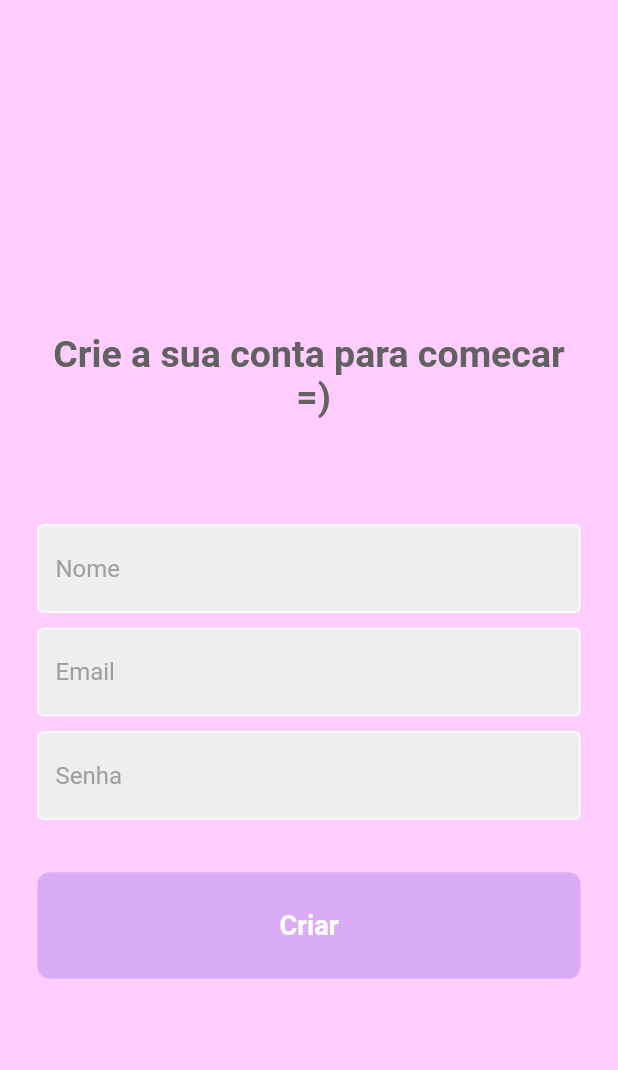
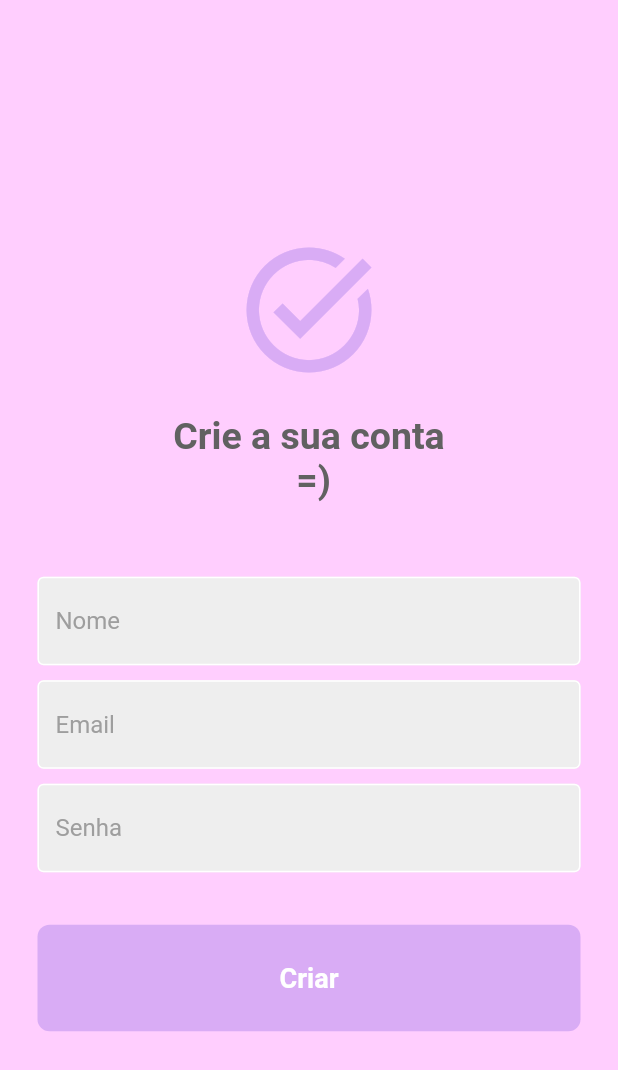
Before and after one commit to VinniciusJesus/anotei, a Flutter app: the screen it shows after launch, on a phone screen of 412 x 824 dp. Shown: the top 1070 px of the screen. Run offline on Flutter 3.47's test engine with Material 2 defaults, Android fonts, the phone set to English and light mode, and no system bars.

Commit message:
:lipstick: feat altera o layout do RegisterPage

```diff
--- a/lib/app/modules/register/presenter/register_page.dart
+++ b/lib/app/modules/register/presenter/register_page.dart
@@ -19,22 +19,22 @@ class RegisterPage extends StatelessWidget {
           child: Column(
             mainAxisAlignment: MainAxisAlignment.center,
             children: [
-              const SizedBox(height: 50),
-              // const Icon(
-              //   Icons.task_alt,
-              //   size: 100,
-              //   color: Color(0xFFD9ACF5),
-              // ),
-              // const SizedBox(height: 20),
+              const SizedBox(height: 20),
+              const Icon(
+                Icons.task_alt,
+                size: 100,
+                color: Color(0xFFD9ACF5),
+              ),
+              const SizedBox(height: 20),
               Text(
-                'Crie a sua conta para comecar\n =)',
+                'Crie a sua conta\n =)',
                 textAlign: TextAlign.center,
                 style: TextStyle(
                     color: Colors.grey[700],
                     fontSize: 25,
                     fontWeight: FontWeight.bold),
               ),
-              const SizedBox(height: 70),
+              const SizedBox(height: 50),
               TextFieldWidget(
                 controller: _controller.emailEC,
                 hintText: 'Nome',
```
